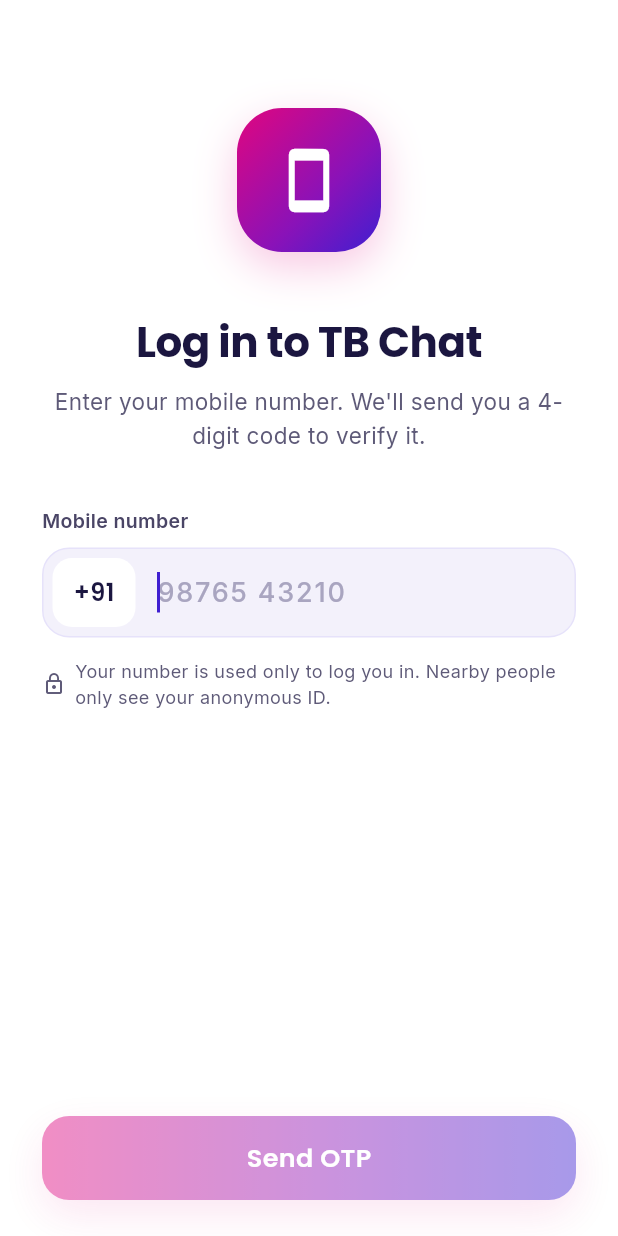
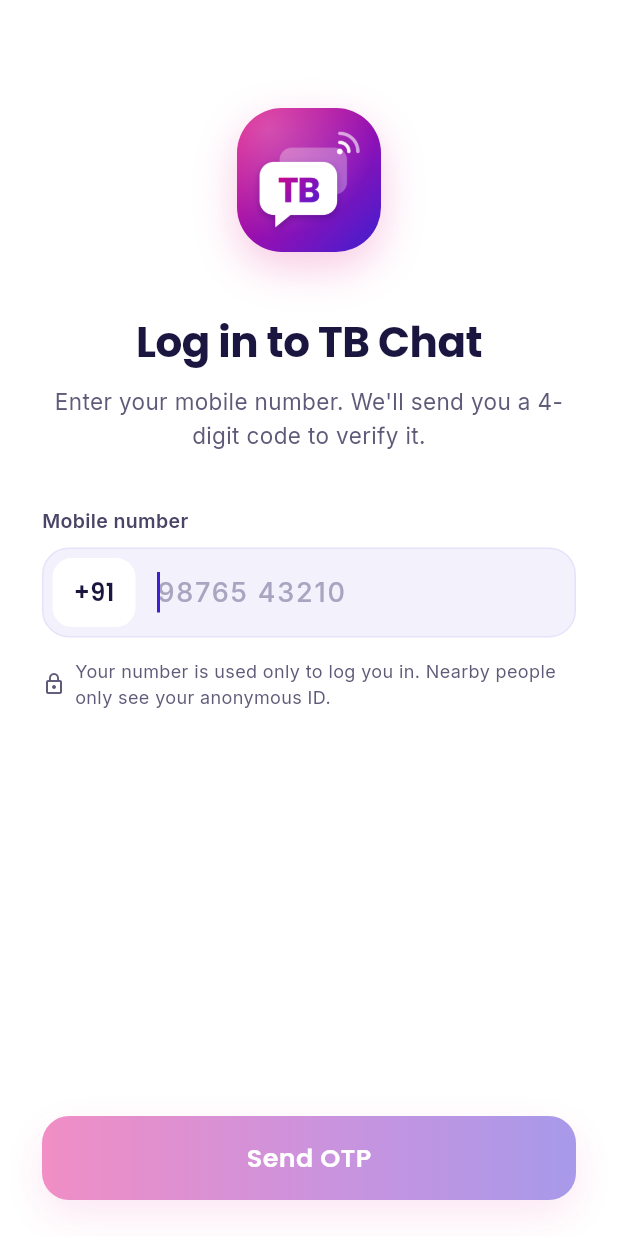
Before and after one commit to niladri-turain/tb_offline_chat, a Flutter app: the screen it shows after launch, on a phone screen of 412 x 824 dp. Run offline on Flutter 3.47's test engine with Material 3 defaults, Android fonts, the phone set to English and light mode, and no system bars; our stand-ins replace device_info_plus, flutter_blue_plus, flutter_secure_storage, get_it, package_info_plus, permission_handler and 1 more; missing offline and left inert: cryptography, nearby_connections; accounts and stored records are empty.

Commit message:
add logo in login page

```diff
--- a/lib/screens/login_screen.dart
+++ b/lib/screens/login_screen.dart
@@ -177,11 +177,13 @@ class _PhoneHero extends StatelessWidget {
       width: 96,
       height: 96,
       decoration: BoxDecoration(
-        gradient: TB.brandGradient,
         borderRadius: BorderRadius.circular(30),
         boxShadow: const [BoxShadow(color: Color(0x38E0067F), blurRadius: 24, offset: Offset(0, 10))],
       ),
-      child: const Icon(Icons.smartphone_rounded, size: 46, color: Colors.white),
+      child: ClipRRect(
+        borderRadius: BorderRadius.circular(30),
+        child: Image.asset('assets/icon/icon.png', fit: BoxFit.cover),
+      ),
     );
   }
 }
--- a/pubspec.yaml
+++ b/pubspec.yaml
@@ -72,6 +72,9 @@ flutter:
   # the material Icons class.
   uses-material-design: true
 
+  assets:
+    - assets/icon/icon.png
+
   # To add assets to your application, add an assets section, like this:
   # assets:
   #   - images/a_dot_burr.jpeg
```
